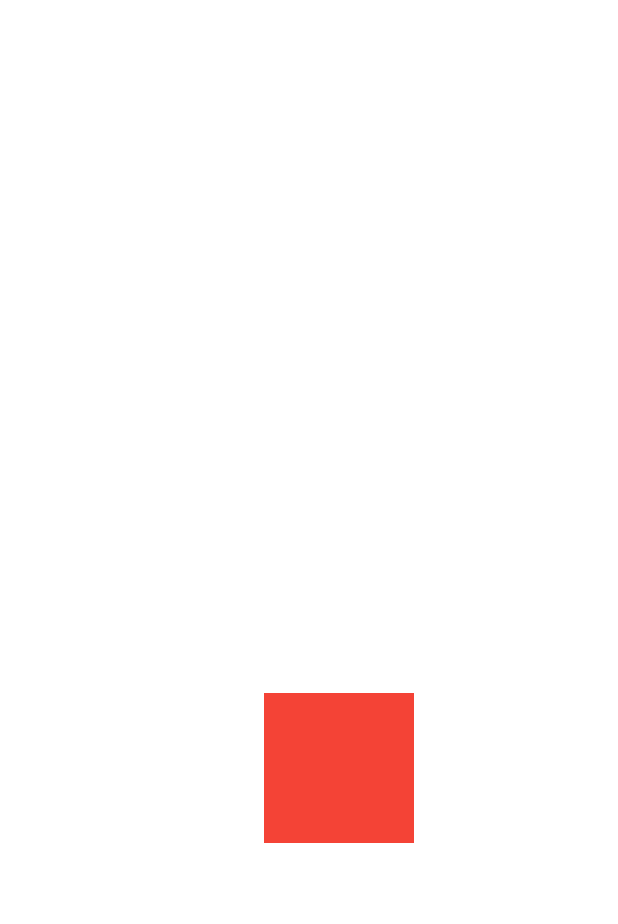
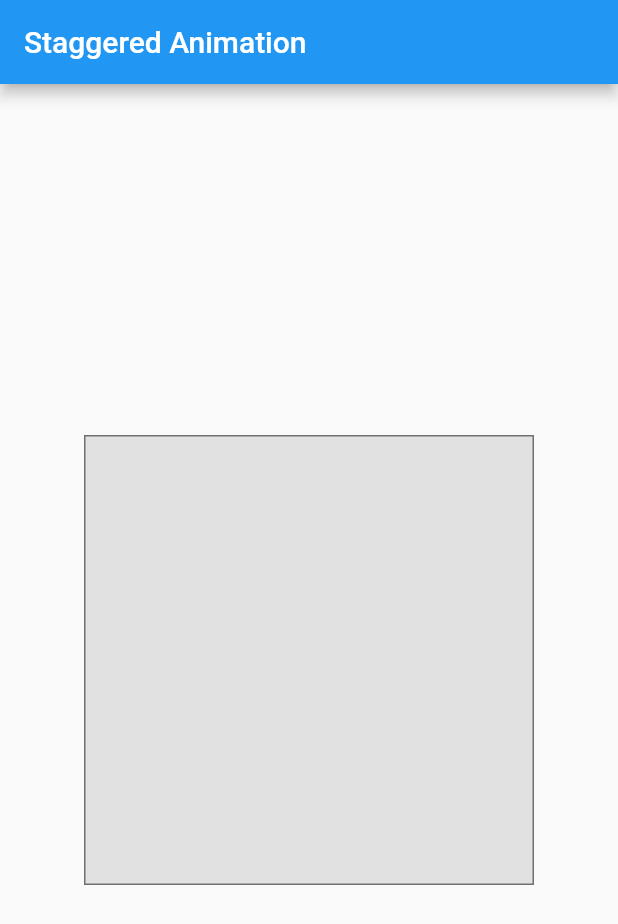
Before and after one commit to ocalvet/flutter_animations_tutorial, a Flutter app: the screen it shows after launch, on a phone screen of 412 x 824 dp. Shown: the top 924 px of the screen. Run offline on Flutter 3.47's test engine with Material 2 defaults, Android fonts, the phone set to English and light mode, and no system bars.

Commit message:
Star stagger animation

```diff
--- a/lib/animation_app.dart
+++ b/lib/animation_app.dart
@@ -1,12 +1,17 @@
 import 'package:flutter/material.dart';
 import 'package:flutter_animations_tutorial/growing_square.dart';
 import 'package:flutter_animations_tutorial/growing_square_flutter.dart';
+import 'package:flutter_animations_tutorial/staggered_animations.dart';
 
 class AnimationApp extends StatelessWidget {
   @override
   Widget build(BuildContext context) {
-    return Center(
-      child: FlutterAnimationsTester(),
-    );
+    // return Center(
+    //   child: FlutterAnimationsTester(),
+    // );
+    return MaterialApp(
+
+      home: StaggerAnimationWidget()
+      );
   }
 }
--- /dev/null
+++ b/lib/staggered_animations.dart
@@ -0,0 +1,199 @@
+import 'dart:async';
+
+import 'package:flutter/material.dart';
+import 'package:flutter/scheduler.dart' show timeDilation;
+
+class StaggerAnimationWidget extends StatefulWidget {
+  @override
+  _StaggerAnimationWidgetState createState() => _StaggerAnimationWidgetState();
+}
+
+class _StaggerAnimationWidgetState extends State<StaggerAnimationWidget> with TickerProviderStateMixin {
+  AnimationController _controller;
+
+  @override
+  void initState() {
+    super.initState();
+
+    _controller = AnimationController(
+      duration: const Duration(milliseconds: 2000),
+      vsync: this
+    );
+  }
+
+  @override
+  void dispose() {
+    _controller.dispose();
+    super.dispose();
+  }
+
+  Future<void> _playAnimation() async {
+    try {
+      await _controller.forward().orCancel;
+      await _controller.reverse().orCancel;
+    } on TickerCanceled {
+      // the animation got canceled, probably because we were disposed
+    }
+  }
+
+  @override
+  Widget build(BuildContext context) {
+    timeDilation = 10.0; // 1.0 is normal animation speed.
+    return Scaffold(
+      appBar: AppBar(
+        title: const Text('Staggered Animation'),
+      ),
+      body: GestureDetector(
+        behavior: HitTestBehavior.opaque,
+        onTap: () {
+          _playAnimation();
+        },
+        child: Center(
+          child: Container(
+            width: 300.0,
+            height: 300.0,
+            decoration: BoxDecoration(
+              color: Colors.black.withOpacity(0.1),
+              border: Border.all(
+                color:  Colors.black.withOpacity(0.5),
+              ),
+            ),
+            child: StaggerAnimation(
+              controller: _controller.view
+            ),
+          ),
+        ),
+      ),
+    );
+  }
+}
+
+class StaggerAnimation extends StatelessWidget {
+  StaggerAnimation({ Key key, this.controller }) :
+
+    // Each animation defined here transforms its value during the subset
+    // of the controller's duration defined by the animation's interval.
+    // For example the opacity animation transforms its value during
+    // the first 10% of the controller's duration.
+
+    opacity = Tween<double>(
+      begin: 0.0,
+      end: 1.0,
+    ).animate(
+      CurvedAnimation(
+        parent: controller,
+        curve: Interval(
+          0.0, 0.100,
+          curve: Curves.ease,
+        ),
+      ),
+    ),
+
+    width = Tween<double>(
+      begin: 50.0,
+      end: 150.0,
+    ).animate(
+      CurvedAnimation(
+        parent: controller,
+        curve: Interval(
+          0.125, 0.250,
+          curve: Curves.ease,
+        ),
+      ),
+    ),
+
+    height = Tween<double>(
+      begin: 50.0,
+      end: 150.0
+    ).animate(
+      CurvedAnimation(
+        parent: controller,
+        curve: Interval(
+          0.250, 0.375,
+          curve: Curves.ease,
+        ),
+      ),
+    ),
+
+    padding = EdgeInsetsTween(
+      begin: const EdgeInsets.only(bottom: 16.0),
+      end: const EdgeInsets.only(bottom: 75.0),
+    ).animate(
+      CurvedAnimation(
+        parent: controller,
+        curve: Interval(
+          0.250, 0.375,
+          curve: Curves.ease,
+        ),
+      ),
+    ),
+
+    borderRadius = BorderRadiusTween(
+      begin: BorderRadius.circular(4.0),
+      end: BorderRadius.circular(75.0),
+    ).animate(
+      CurvedAnimation(
+        parent: controller,
+        curve: Interval(
+          0.375, 0.500,
+          curve: Curves.ease,
+        ),
+      ),
+    ),
+
+    color = ColorTween(
+      begin: Colors.indigo[100],
+      end: Colors.orange[400],
+    ).animate(
+      CurvedAnimation(
+        parent: controller,
+        curve: Interval(
+          0.500, 0.750,
+          curve: Curves.ease,
+        ),
+      ),
+    ),
+
+    super(key: key);
+
+  final Animation<double> controller;
+  final Animation<double> opacity;
+  final Animation<double> width;
+  final Animation<double> height;
+  final Animation<EdgeInsets> padding;
+  final Animation<BorderRadius> borderRadius;
+  final Animation<Color> color;
+
+  // This function is called each time the controller "ticks" a new frame.
+  // When it runs, all of the animation's values will have been
+  // updated to reflect the controller's current value.
+  Widget _buildAnimation(BuildContext context, Widget child) {
+    return Container(
+      padding: padding.value,
+      alignment: Alignment.bottomCenter,
+      child: Opacity(
+        opacity: opacity.value,
+        child: Container(
+          width: width.value,
+          height: height.value,
+          decoration: BoxDecoration(
+            color: color.value,
+            border: Border.all(
+              color: Colors.indigo[300],
+              width: 3.0,
+            ),
+            borderRadius: borderRadius.value,
+          ),
+        ),
+      ),
+    );
+  }
+
+  @override
+  Widget build(BuildContext context) {
+    return AnimatedBuilder(
+      builder: _buildAnimation,
+      animation: controller,
+    );
+  }
+}
```
